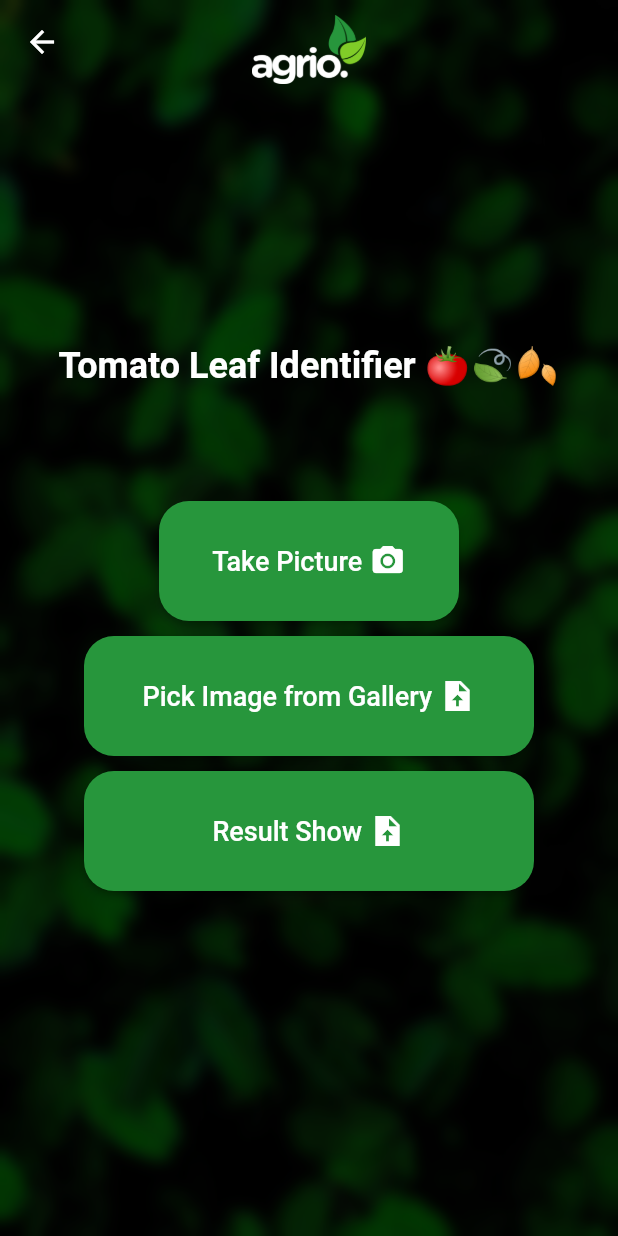
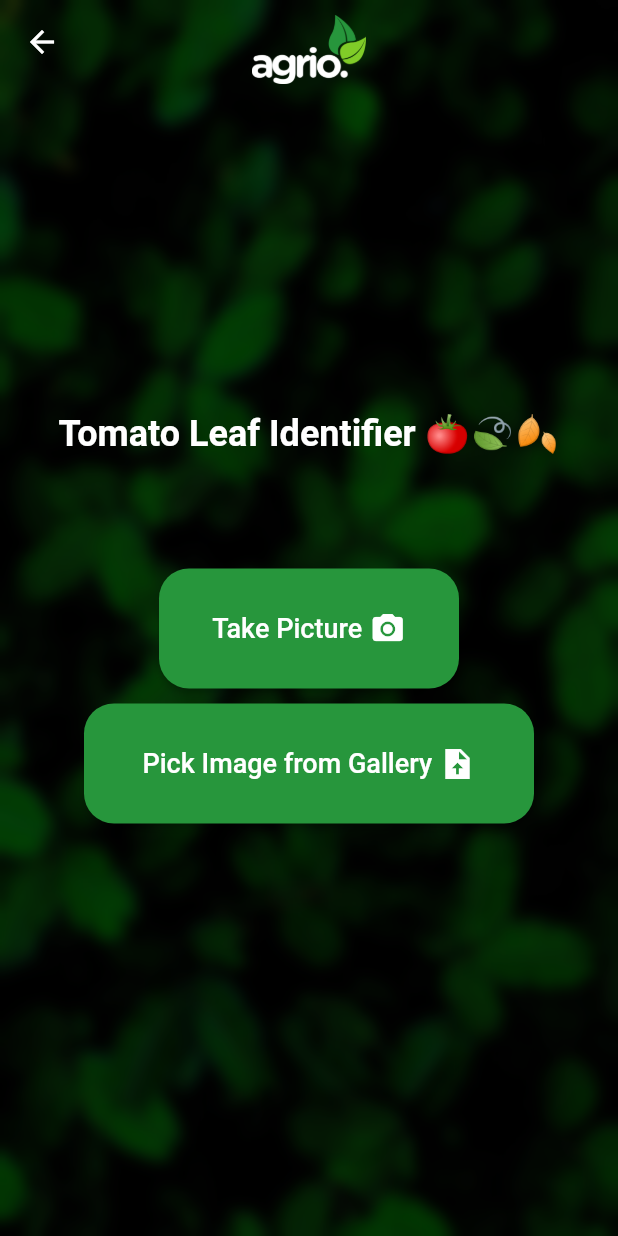
Before and after one commit to TiranChanuka/Leaf-Diseases-Detecting-app-Mobile-App-UI-, a Flutter app: the ImagePickerPageTomato screen opened directly, on a phone screen of 412 x 824 dp. Run offline on Flutter 3.47's test engine with Material 2 defaults, Android fonts, the phone set to English and light mode, and no system bars; our stand-ins replace device_preview, dio, image_picker.

Commit message:
get response and set results

```diff
--- a/lib/ScanScreens/ScanPageTomato.dart
+++ b/lib/ScanScreens/ScanPageTomato.dart
@@ -52,6 +52,17 @@ class _ImagePickerPageState extends State<ImagePickerPageTomato> {
         final result = response.data;
         // Handle the response from the backend as needed
         print(result);
+        // Navigate to ResultPage with the result
+        Navigator.push(
+          context,
+          MaterialPageRoute(
+            builder: (context) => ResultShowing(
+              result['confidence'],
+              result['disease'],
+              result['solution']
+            ),
+          ),
+        );
       } else {
         print('Failed to upload image: ${response.statusMessage}');
       }
@@ -165,43 +176,6 @@ class _ImagePickerPageState extends State<ImagePickerPageTomato> {
                       ),
                     ),
                   ),
-
-                  //**************************just for testing result page **************************
-                  SizedBox(height: 10),
-                  ElevatedButton(
-                    onPressed: () {
-                      Navigator.push(
-                        context,
-                        MaterialPageRoute(
-                          builder: (context) => ResultShowing(),
-                        ),
-                      );
-                    },
-                    style: ElevatedButton.styleFrom(
-                      primary: bgColor,
-                      minimumSize: Size(240, 80),
-                      padding: EdgeInsets.symmetric(vertical: 12),
-                      shape: RoundedRectangleBorder(
-                        borderRadius: BorderRadius.circular(20),
-                      ),
-                    ),
-                    child: Expanded(
-                      child: Container(
-                        width: 300,
-                        child: Row(
-                          mainAxisAlignment: MainAxisAlignment.center,
-                          children: [
-                            Text(
-                              'Result Show',
-                              style: TextStyle(fontSize: 18),
-                            ),
-                            SizedBox(width: 5),
-                            Icon(Icons.upload_file_sharp),
-                          ],
-                        ),
-                      ),
-                    ),
-                  ),
                 ],
               ),
             ),
--- a/pubspec.yaml
+++ b/pubspec.yaml
@@ -30,14 +30,8 @@ dependencies:
   flutter:
     sdk: flutter
   device_preview: ^1.1.0
-<<<<<<< HEAD
-  http: ^1.1.0
   dio: ^5.3.0
-=======
   easy_sidemenu: ^0.5.0
-
->>>>>>> 87102473819ab579ddff7644d7e2573902c4dee5
-
 
   # The following adds the Cupertino Icons font to your application.
   # Use with the CupertinoIcons class for iOS style icons.
```
Also changed, not shown: lib/ScanScreens/ScanPageCones.dart (+12 -0 lines), lib/ScanScreens/ScanPageGrapes.dart (+12 -0 lines), lib/ScanScreens/ScanPagePotato.dart (+12 -0 lines), lib/ScanScreens/ScanPageTea.dart (+12 -0 lines), lib/Screens/ResultShowingScreen.dart (+10 -5 lines), pubspec.lock.
